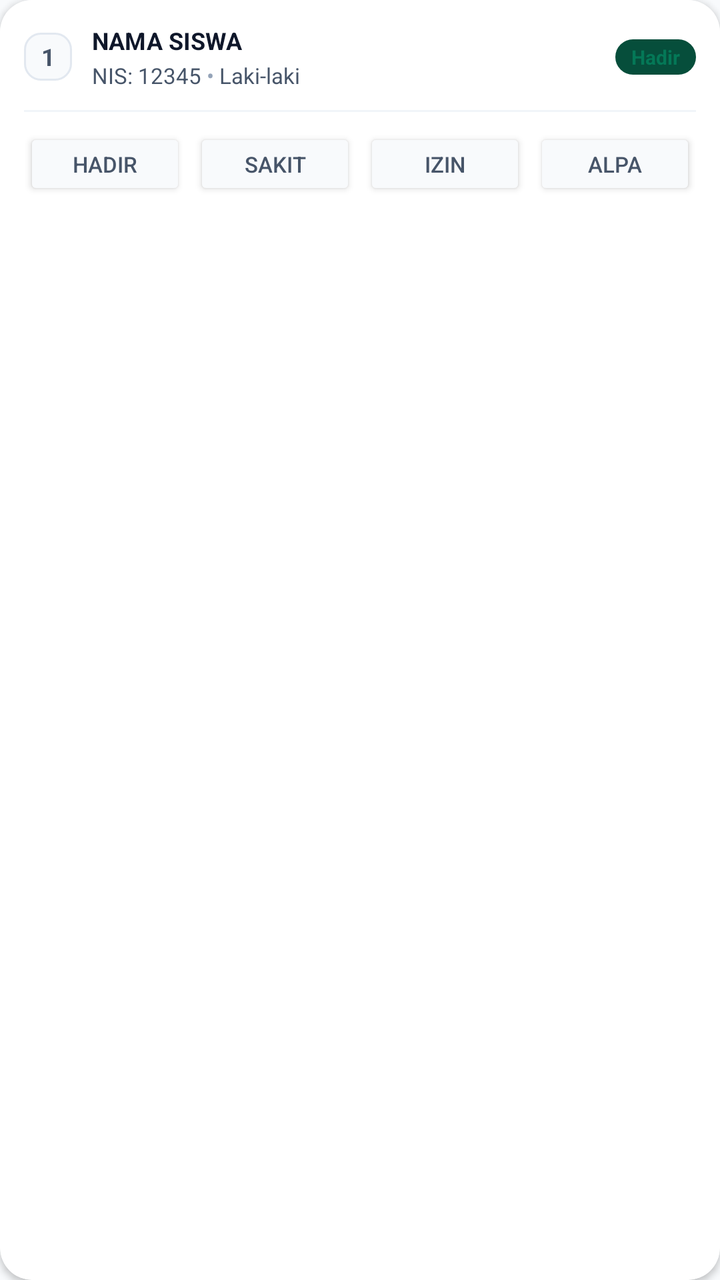
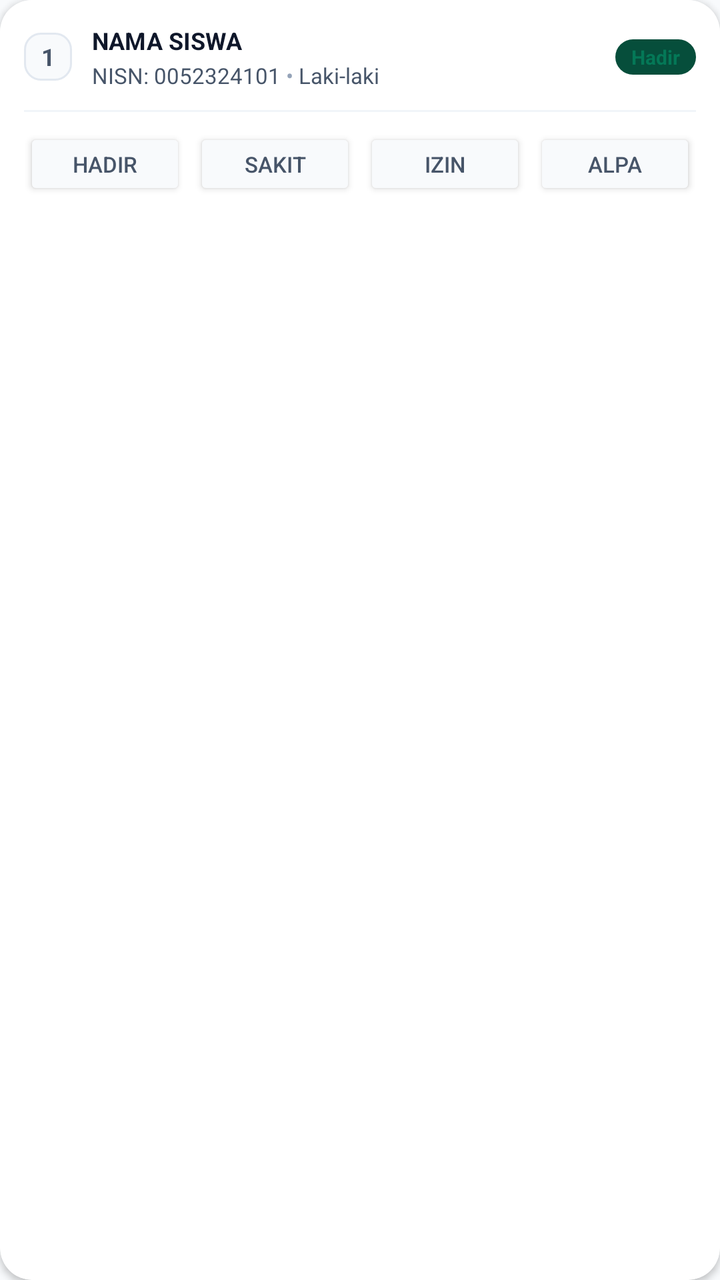

Screens rendered from an Android XML layout before and after an edit, with the pre-edit source and the edit as a unified diff.
<!-- AndroidManifest.xml: application theme Theme.MarijanCBT -->
<!-- res/layout/item_siswa_presensi.xml -->
<?xml version="1.0" encoding="utf-8"?>
<androidx.cardview.widget.CardView xmlns:android="http://schemas.android.com/apk/res/android"
    xmlns:app="http://schemas.android.com/apk/res-auto"
    android:layout_width="match_parent"
    android:layout_height="wrap_content"
    android:layout_marginBottom="10dp"
    android:layout_marginHorizontal="2dp"
    app:cardCornerRadius="16dp"
    app:cardElevation="2dp">

    <LinearLayout
        android:layout_width="match_parent"
        android:layout_height="wrap_content"
        android:orientation="vertical"
        android:padding="12dp"
        android:background="#FFFFFF">

        
        <RelativeLayout
            android:layout_width="match_parent"
            android:layout_height="wrap_content">

            
            <TextView
                android:id="@+id/tvUrut"
                android:layout_width="24dp"
                android:layout_height="24dp"
                android:background="@drawable/bg_btn_outline"
                android:text="1"
                android:textColor="#475569"
                android:textSize="12sp"
                android:textStyle="bold"
                android:gravity="center"
                android:layout_centerVertical="true"
                android:layout_alignParentStart="true"/>

            
            <LinearLayout
                android:layout_width="match_parent"
                android:layout_height="wrap_content"
                android:orientation="vertical"
                android:layout_toEndOf="@id/tvUrut"
                android:layout_toStartOf="@id/tvStatusBadge"
                android:layout_centerVertical="true"
                android:layout_marginStart="10dp"
                android:layout_marginEnd="8dp">

                <TextView
                    android:id="@+id/tvNamaSiswa"
                    android:layout_width="wrap_content"
                    android:layout_height="wrap_content"
                    android:text="NAMA SISWA"
                    android:textColor="#0F172A"
                    android:textSize="12sp"
                    android:textStyle="bold"
                    android:maxLines="1"
                    android:ellipsize="end"/>

                <LinearLayout
                    android:layout_width="wrap_content"
                    android:layout_height="wrap_content"
                    android:orientation="horizontal"
                    android:layout_marginTop="2dp">
                    
                    <TextView
                        android:id="@+id/tvNisSiswa"
                        android:layout_width="wrap_content"
                        android:layout_height="wrap_content"
                        android:text="NIS: 12345"
                        android:textColor="#475569"
                        android:textSize="11sp"/>
                        
                    <TextView
                        android:layout_width="wrap_content"
                        android:layout_height="wrap_content"
                        android:text=" • "
                        android:textColor="#94A3B8"
                        android:textSize="11sp"/>
                        
                    <TextView
                        android:id="@+id/tvGender"
                        android:layout_width="wrap_content"
                        android:layout_height="wrap_content"
                        android:text="Laki-laki"
                        android:textColor="#475569"
                        android:textSize="11sp"/>
                </LinearLayout>
            </LinearLayout>

            
            <TextView
                android:id="@+id/tvStatusBadge"
                android:layout_width="wrap_content"
                android:layout_height="wrap_content"
                android:text="Hadir"
                android:textColor="#047857"
                android:background="@drawable/bg_badge_green_dark"
                android:textSize="10sp"
                android:textStyle="bold"
                android:paddingHorizontal="8dp"
                android:paddingVertical="2dp"
                android:layout_alignParentEnd="true"
                android:layout_centerVertical="true"/>
        </RelativeLayout>

        
        <View
            android:layout_width="match_parent"
            android:layout_height="1dp"
            android:background="#F1F5F9"
            android:layout_marginTop="10dp"
            android:layout_marginBottom="8dp"/>

        
        <LinearLayout
            android:layout_width="match_parent"
            android:layout_height="wrap_content"
            android:orientation="horizontal">
            
            <Button
                android:id="@+id/btnHadir"
                android:layout_width="0dp"
                android:layout_height="36dp"
                android:layout_weight="1"
                android:text="Hadir"
                android:textSize="11sp"
                android:textColor="#475569"
                android:backgroundTint="#F8FAFC"
                app:strokeColor="#E2E8F0"
                app:strokeWidth="1dp"
                android:insetBottom="0dp"
                android:insetTop="0dp"
                android:layout_marginEnd="4dp"/>
                
            <Button
                android:id="@+id/btnSakit"
                android:layout_width="0dp"
                android:layout_height="36dp"
                android:layout_weight="1"
                android:text="Sakit"
                android:textSize="11sp"
                android:textColor="#475569"
                android:backgroundTint="#F8FAFC"
                app:strokeColor="#E2E8F0"
                app:strokeWidth="1dp"
                android:insetBottom="0dp"
                android:insetTop="0dp"
                android:layout_marginEnd="4dp"/>
                
            <Button
                android:id="@+id/btnIzin"
                android:layout_width="0dp"
                android:layout_height="36dp"
                android:layout_weight="1"
                android:text="Izin"
                android:textSize="11sp"
                android:textColor="#475569"
                android:backgroundTint="#F8FAFC"
                app:strokeColor="#E2E8F0"
                app:strokeWidth="1dp"
                android:insetBottom="0dp"
                android:insetTop="0dp"
                android:layout_marginEnd="4dp"/>
                
            <Button
                android:id="@+id/btnAlpa"
                android:layout_width="0dp"
                android:layout_height="36dp"
                android:layout_weight="1"
                android:text="Alpa"
                android:textSize="11sp"
                android:textColor="#475569"
                android:backgroundTint="#F8FAFC"
                app:strokeColor="#E2E8F0"
                app:strokeWidth="1dp"
                android:insetBottom="0dp"
                android:insetTop="0dp"/>
        </LinearLayout>

        
        
        <TextView
            android:id="@+id/tvNote"
            android:layout_width="match_parent"
            android:layout_height="wrap_content"
            android:visibility="gone"
            android:textSize="11sp"
            android:padding="4dp"
            android:layout_marginTop="8dp"/>
            
    </LinearLayout>
</androidx.cardview.widget.CardView>
<!-- resources referenced by this layout -->
<resources>
  <!-- drawable bg_badge_green_dark (drawable) -->
  <?xml version="1.0" encoding="utf-8"?>
  <shape xmlns:android="http://schemas.android.com/apk/res/android">
      <solid android:color="#064E3B"/>
      <corners android:radius="16dp"/>
  </shape>
  <!-- drawable bg_btn_outline (drawable) -->
  <?xml version="1.0" encoding="utf-8"?>
  <shape xmlns:android="http://schemas.android.com/apk/res/android"
      android:shape="rectangle">
      <stroke android:width="1dp" android:color="#E2E8F0" />
      <solid android:color="#F8FAFC" />
      <corners android:radius="8dp" />
  </shape>
  <style name="Theme.MarijanCBT" parent="Theme.AppCompat.Light.NoActionBar">
          <item name="android:windowLightStatusBar">true</item>
          <item name="android:statusBarColor">#FFFFFF</item>
          <item name="android:windowBackground">#F8FAFC</item>
          <item name="android:windowAnimationStyle">@style/WindowAnimation.Smooth</item>
      </style>
  <style name="WindowAnimation.Smooth" parent="@android:style/Animation.Activity">
          <item name="android:activityOpenEnterAnimation">@anim/fade_in_smooth</item>
          <item name="android:activityOpenExitAnimation">@anim/stay_smooth</item>
          <item name="android:activityCloseEnterAnimation">@anim/stay_smooth</item>
          <item name="android:activityCloseExitAnimation">@anim/fade_out_smooth</item>
          <item name="android:taskOpenEnterAnimation">@anim/fade_in_smooth</item>
          <item name="android:taskOpenExitAnimation">@anim/stay_smooth</item>
          <item name="android:taskCloseEnterAnimation">@anim/stay_smooth</item>
          <item name="android:taskCloseExitAnimation">@anim/fade_out_smooth</item>
          <item name="android:taskToFrontEnterAnimation">@anim/fade_in_smooth</item>
          <item name="android:taskToFrontExitAnimation">@anim/stay_smooth</item>
          <item name="android:taskToBackEnterAnimation">@anim/stay_smooth</item>
          <item name="android:taskToBackExitAnimation">@anim/fade_out_smooth</item>
      </style>
</resources>

<!-- the commit's change to res/layout/item_siswa_presensi.xml (unified diff, before → after) -->
@@ -66,7 +66,7 @@
                         android:id="@+id/tvNisSiswa"
                         android:layout_width="wrap_content"
                         android:layout_height="wrap_content"
-                        android:text="NIS: 12345"
+                        android:text="NISN: 0052324101"
                         android:textColor="#475569"
                         android:textSize="11sp"/>
                         
